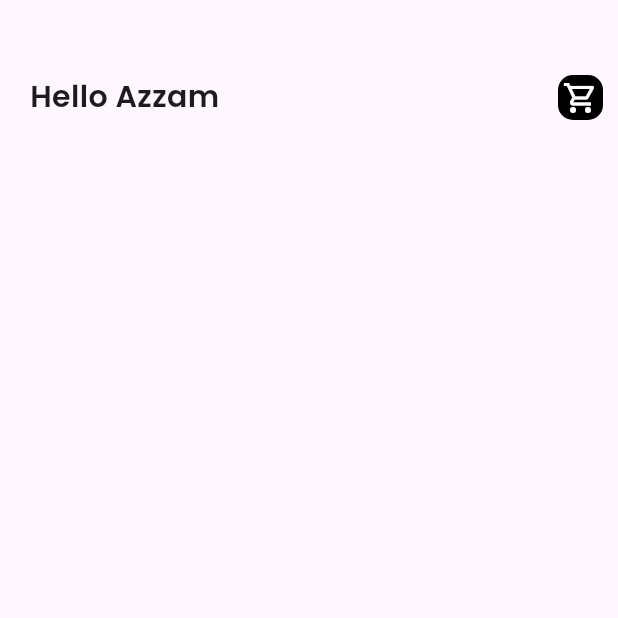
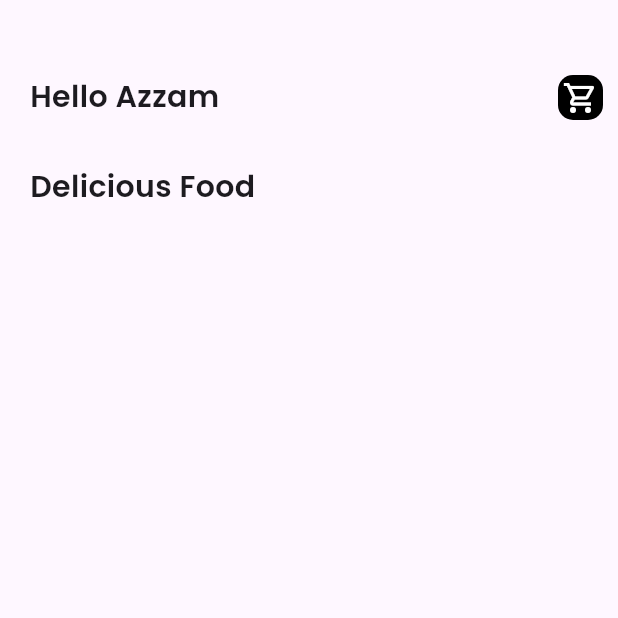
Before and after one commit to AzzamHussain/EcommerceApp_withAdminPanel, a Flutter app: the screen it shows after launch, on a phone screen of 412 x 824 dp, the top half of it. Run offline on Flutter 3.47's test engine with Material 3 defaults, Android fonts, the phone set to English and light mode, and no system bars.

Commit message:
building HomePage

```diff
--- a/lib/pages/homepage.dart
+++ b/lib/pages/homepage.dart
@@ -32,7 +32,20 @@ class _HomepageState extends State<Homepage> {
                   ),
                 )
               ],
-            )
+            ),
+            SizedBox(
+              height: 30.0,
+            ),
+            Row(
+              mainAxisAlignment: MainAxisAlignment.start,
+              children: [
+                Text(
+                  "Delicious Food",
+                  style: AppWidget.boldTextFieldStyle(),
+                  textAlign: TextAlign.right,
+                ),
+              ],
+            ),
           ],
         ),
       ),
```
